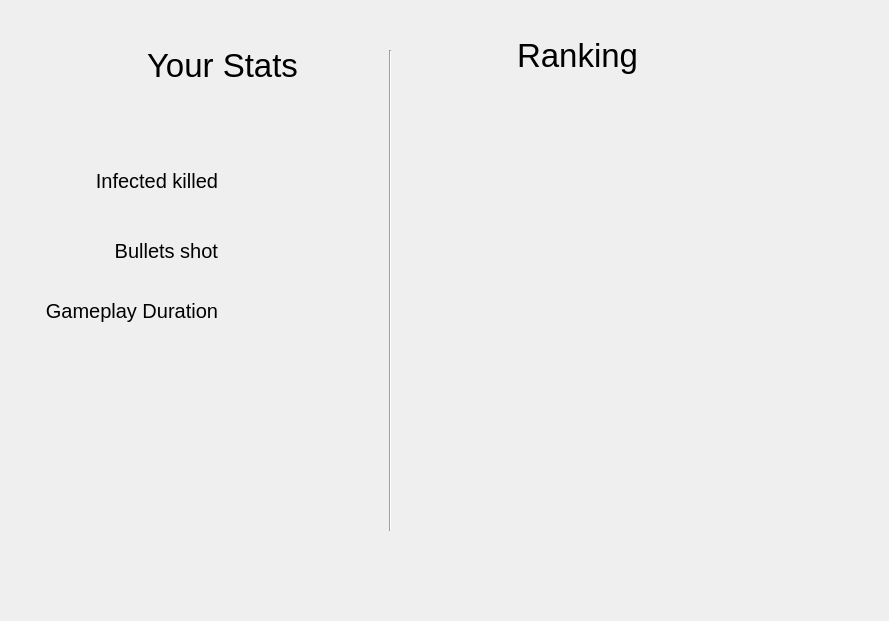
First picture: the form in client/ranking_survival.ui, repository Merok23/TPG-Taller-Left4dead-Grupo1, before the edit.
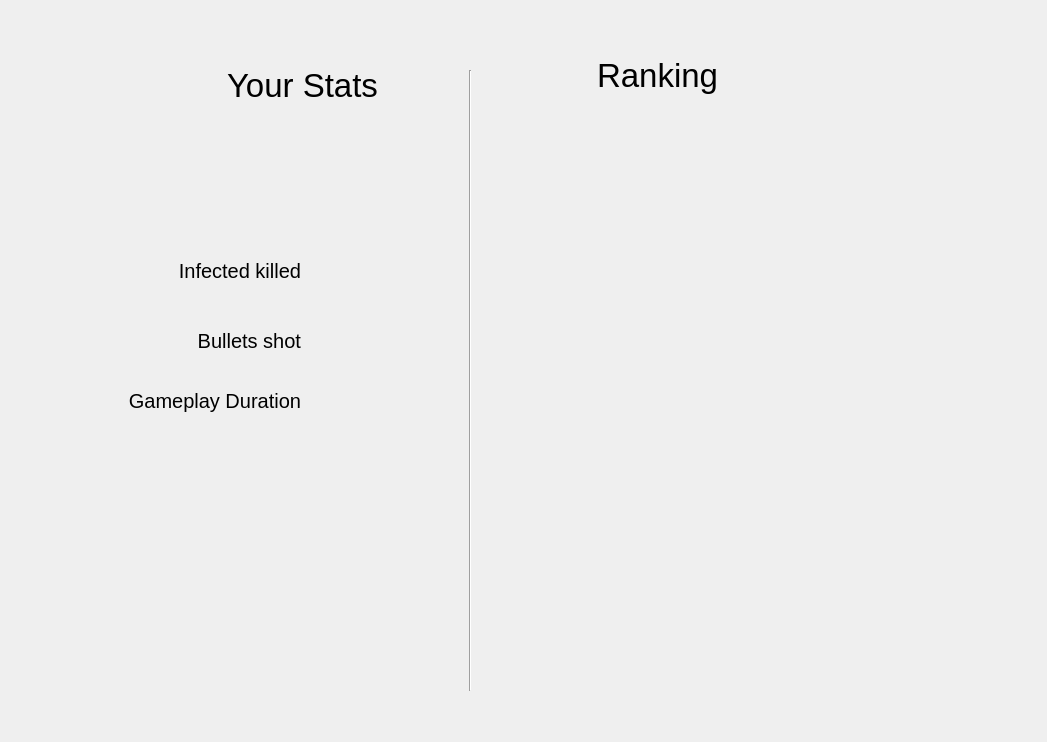
Second picture: the form after the edit. Icons and pictures are not drawn.

The edit to the form file:
```diff
--- a/client/ranking_survival.ui
+++ b/client/ranking_survival.ui
@@ -6,8 +6,8 @@
    <rect>
     <x>0</x>
     <y>0</y>
-    <width>889</width>
-    <height>621</height>
+    <width>1047</width>
+    <height>742</height>
    </rect>
   </property>
   <property name="windowTitle">
@@ -16,10 +16,10 @@
   <widget class="QLabel" name="blood_splash">
    <property name="geometry">
     <rect>
-     <x>670</x>
-     <y>0</y>
-     <width>191</width>
-     <height>191</height>
+     <x>820</x>
+     <y>-20</y>
+     <width>211</width>
+     <height>331</height>
     </rect>
    </property>
    <property name="text">
@@ -35,8 +35,8 @@
   <widget class="QLabel" name="label_infcted_killed">
    <property name="geometry">
     <rect>
-     <x>47</x>
-     <y>160</y>
+     <x>130</x>
+     <y>250</y>
      <width>171</width>
      <height>41</height>
     </rect>
@@ -56,8 +56,8 @@
   <widget class="QLabel" name="label_bullets_shot">
    <property name="geometry">
     <rect>
-     <x>27</x>
-     <y>230</y>
+     <x>110</x>
+     <y>320</y>
      <width>191</width>
      <height>41</height>
     </rect>
@@ -77,8 +77,8 @@
   <widget class="QLabel" name="blood_hand">
    <property name="geometry">
     <rect>
-     <x>267</x>
-     <y>230</y>
+     <x>330</x>
+     <y>330</y>
      <width>281</width>
      <height>311</height>
     </rect>
@@ -96,8 +96,8 @@
   <widget class="QLabel" name="amount_infcted_killed">
    <property name="geometry">
     <rect>
-     <x>237</x>
-     <y>160</y>
+     <x>320</x>
+     <y>250</y>
      <width>171</width>
      <height>41</height>
     </rect>
@@ -117,10 +117,10 @@
   <widget class="QWidget" name="verticalLayoutWidget">
    <property name="geometry">
     <rect>
-     <x>417</x>
-     <y>100</y>
-     <width>341</width>
-     <height>441</height>
+     <x>497</x>
+     <y>120</y>
+     <width>331</width>
+     <height>581</height>
     </rect>
    </property>
    <layout class="QVBoxLayout" name="verticalLayout">
@@ -138,9 +138,9 @@
   <widget class="QLabel" name="blood_splash_2">
    <property name="geometry">
     <rect>
-     <x>-3</x>
-     <y>140</y>
-     <width>191</width>
+     <x>50</x>
+     <y>160</y>
+     <width>201</width>
      <height>191</height>
     </rect>
    </property>
@@ -157,8 +157,8 @@
   <widget class="QLabel" name="bullets_shot">
    <property name="geometry">
     <rect>
-     <x>237</x>
-     <y>230</y>
+     <x>320</x>
+     <y>320</y>
      <width>171</width>
      <height>41</height>
     </rect>
@@ -178,8 +178,8 @@
   <widget class="QLabel" name="ranking">
    <property name="geometry">
     <rect>
-     <x>517</x>
-     <y>20</y>
+     <x>597</x>
+     <y>40</y>
      <width>171</width>
      <height>71</height>
     </rect>
@@ -196,8 +196,8 @@
   <widget class="QLabel" name="label_gameplay_duration">
    <property name="geometry">
     <rect>
-     <x>17</x>
-     <y>290</y>
+     <x>100</x>
+     <y>380</y>
      <width>201</width>
      <height>41</height>
     </rect>
@@ -217,8 +217,8 @@
   <widget class="QLabel" name="your_stats">
    <property name="geometry">
     <rect>
-     <x>147</x>
-     <y>30</y>
+     <x>227</x>
+     <y>50</y>
      <width>171</width>
      <height>71</height>
     </rect>
@@ -235,8 +235,8 @@
   <widget class="QLabel" name="gameplay_duration">
    <property name="geometry">
     <rect>
-     <x>237</x>
-     <y>290</y>
+     <x>320</x>
+     <y>380</y>
      <width>171</width>
      <height>41</height>
     </rect>
@@ -256,16 +256,35 @@
   <widget class="Line" name="line">
    <property name="geometry">
     <rect>
-     <x>380</x>
-     <y>50</y>
+     <x>460</x>
+     <y>70</y>
      <width>20</width>
-     <height>481</height>
+     <height>621</height>
     </rect>
    </property>
    <property name="orientation">
     <enum>Qt::Vertical</enum>
    </property>
   </widget>
+  <widget class="QLabel" name="blood_splash_3">
+   <property name="geometry">
+    <rect>
+     <x>790</x>
+     <y>560</y>
+     <width>201</width>
+     <height>191</height>
+    </rect>
+   </property>
+   <property name="text">
+    <string/>
+   </property>
+   <property name="pixmap">
+    <pixmap resource="assets_ending.qrc">:/imgs/blood_stain.png</pixmap>
+   </property>
+   <property name="scaledContents">
+    <bool>true</bool>
+   </property>
+  </widget>
  </widget>
  <resources>
   <include location="assets_ending.qrc"/>
```
